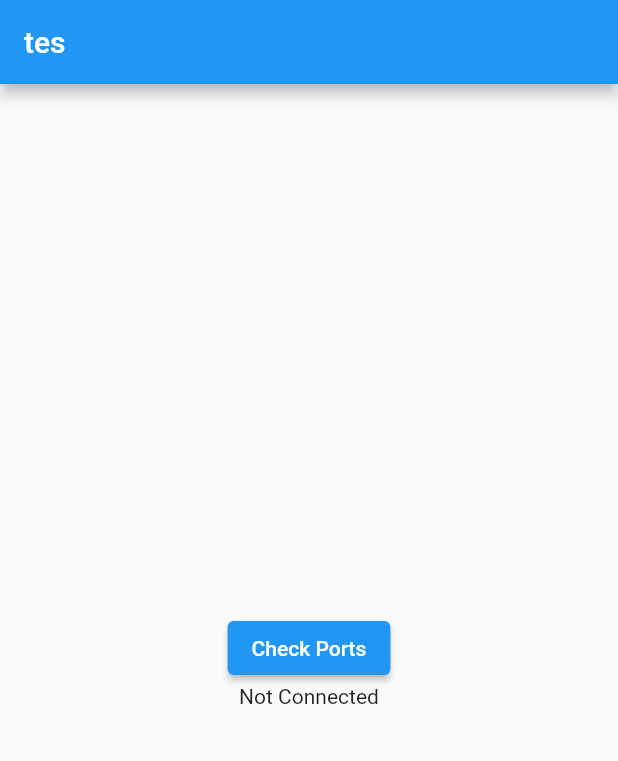
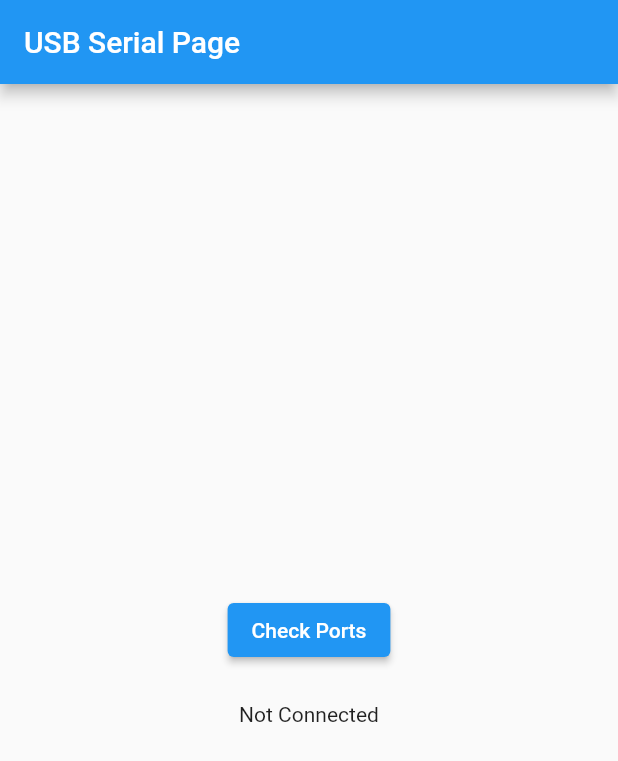
Before and after one commit to asrafilll/serial_to_webview, a Flutter app: the screen it shows after launch, on a phone screen of 412 x 824 dp. Shown: the top 761 px of the screen. Run offline on Flutter 3.47's test engine with Material 2 defaults, Android fonts, the phone set to English and light mode, and no system bars; our stand-ins replace webview_flutter; missing offline and left inert: usb_serial.

Commit message:
Change widget name and add const modifiers

```diff
--- a/lib/main.dart
+++ b/lib/main.dart
@@ -11,11 +11,12 @@ class MyApp extends StatelessWidget {
   @override
   Widget build(BuildContext context) {
     return MaterialApp(
-      title: 'Flutter Demo',
+      debugShowCheckedModeBanner: false,
+      title: 'USB Serial to Webview Page',
       theme: ThemeData(
         primarySwatch: Colors.blue,
       ),
-      home: TesPage(),
+      home: const USBSerialCheckerPage(),
     );
   }
 }
--- a/lib/usb_serial_page.dart
+++ b/lib/usb_serial_page.dart
@@ -1,21 +1,21 @@
 import 'package:flutter/material.dart';
 import 'package:usb_serial/usb_serial.dart';
 
-class TesPage extends StatefulWidget {
-  const TesPage({super.key});
+class USBSerialCheckerPage extends StatefulWidget {
+  const USBSerialCheckerPage({super.key});
 
   @override
-  State<TesPage> createState() => _TesPageState();
+  State<USBSerialCheckerPage> createState() => _USBSerialCheckerPageState();
 }
 
-class _TesPageState extends State<TesPage> {
+class _USBSerialCheckerPageState extends State<USBSerialCheckerPage> {
   String _currentStatus = 'Not Connected';
 
   @override
   Widget build(BuildContext context) {
     return Scaffold(
       appBar: AppBar(
-        title: const Text('tes'),
+        title: const Text('USB Serial Page'),
       ),
       body: Center(
         child: Column(
@@ -50,6 +50,7 @@ class _TesPageState extends State<TesPage> {
               // Get the usb serial data by read
               // Then pass the data to widget WebView_Page
             ),
+            const SizedBox(height: 24),
             Text(_currentStatus),
           ],
         ),
--- a/lib/webview_page.dart
+++ b/lib/webview_page.dart
@@ -1,6 +1,5 @@
 import 'package:flutter/material.dart';
 import 'package:webview_flutter/webview_flutter.dart';
-import 'package:usb_serial/usb_serial.dart';
 
 class WebViewPage extends StatefulWidget {
   const WebViewPage({Key? key}) : super(key: key);
@@ -33,7 +32,7 @@ class _WebViewPageState extends State<WebViewPage> {
     return Scaffold(
       body: FutureBuilder(
         future: Future.delayed(
-          Duration(seconds: 5),
+          const Duration(seconds: 5),
           (() => ''),
         ),
         builder: (context, snapshot) {
```
